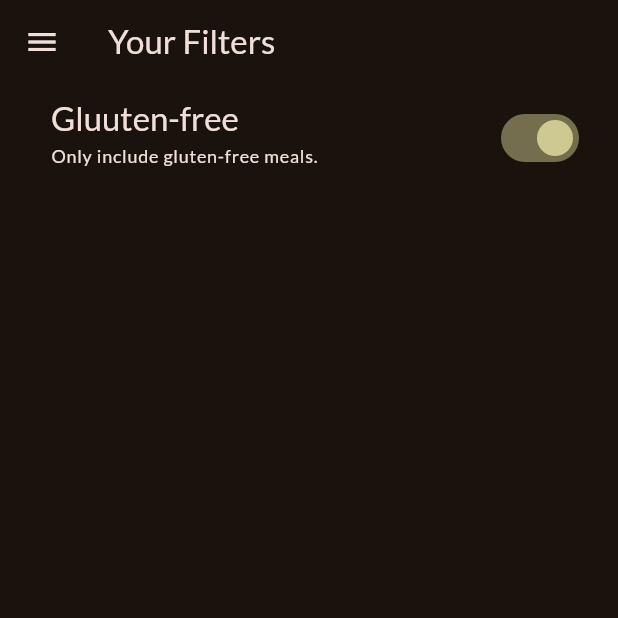
After one commit to yulin0625/meals, a Flutter app: the FiltersScreen screen opened directly, after a tap on "Gluuten-free", on a phone screen of 412 x 824 dp, the top half of it. The commit adds this screen. Run offline on Flutter 3.47's test engine with Material 3 defaults, Android fonts, the phone set to English and light mode, and no system bars; our stand-ins replace google_fonts, transparent_image.

Commit message:
Add a filter item

```diff
--- /dev/null
+++ b/lib/screens/filters.dart
@@ -0,0 +1,61 @@
+import 'package:flutter/material.dart';
+import 'package:meals/screens/meals.dart';
+import 'package:meals/screens/tabs.dart';
+import 'package:meals/widgets/main_drawer.dart';
+
+class FiltersScreen extends StatefulWidget {
+  const FiltersScreen({super.key});
+  @override
+  State<FiltersScreen> createState() {
+    return _FiltersScreenState();
+  }
+}
+
+class _FiltersScreenState extends State<FiltersScreen> {
+  var _glutenFreeFilterSet = false;
+
+  @override
+  Widget build(BuildContext context) {
+    return Scaffold(
+      appBar: AppBar(
+        title: const Text('Your Filters'),
+      ),
+      drawer: MainDrawer(onSelectScreen: ((identifier) {
+        Navigator.of(context).pop(); // close drawer
+        if (identifier == 'meals') {
+          Navigator.of(context).push(
+            MaterialPageRoute(
+              builder: (ctx) => const TabScreen(),
+            ),
+          );
+        }
+      })),
+      body: Column(
+        children: [
+          SwitchListTile(
+            value: _glutenFreeFilterSet,
+            onChanged: (isChecked) {
+              setState(() {
+                _glutenFreeFilterSet = isChecked;
+              });
+            },
+            title: Text(
+              'Gluuten-free',
+              style: Theme.of(context).textTheme.titleLarge!.copyWith(
+                    color: Theme.of(context).colorScheme.onBackground,
+                  ),
+            ),
+            subtitle: Text(
+              'Only include gluten-free meals.',
+              style: Theme.of(context).textTheme.labelMedium!.copyWith(
+                    color: Theme.of(context).colorScheme.onBackground,
+                  ),
+            ),
+            activeColor: Theme.of(context).colorScheme.tertiary,
+            contentPadding: const EdgeInsets.only(left: 34, right: 22),
+          ),
+        ],
+      ),
+    );
+  }
+}
--- a/lib/screens/tabs.dart
+++ b/lib/screens/tabs.dart
@@ -1,6 +1,7 @@
 import 'package:flutter/material.dart';
 
 import 'package:meals/screens/categories.dart';
+import 'package:meals/screens/filters.dart';
 import 'package:meals/screens/meals.dart';
 import 'package:meals/models/meal.dart';
 import 'package:meals/widgets/main_drawer.dart';
@@ -47,10 +48,13 @@ class _TabScreenState extends State<TabScreen> {
   }
 
   void _setScreen(String identifier) {
+    Navigator.of(context).pop(); // close drawer
     if (identifier == 'filters') {
-
-    } else {
-      Navigator.of(context).pop();
+      Navigator.of(context).push(
+        MaterialPageRoute(
+          builder: (ctx) => const FiltersScreen(),
+        ),
+      );
     }
   }
 
```
